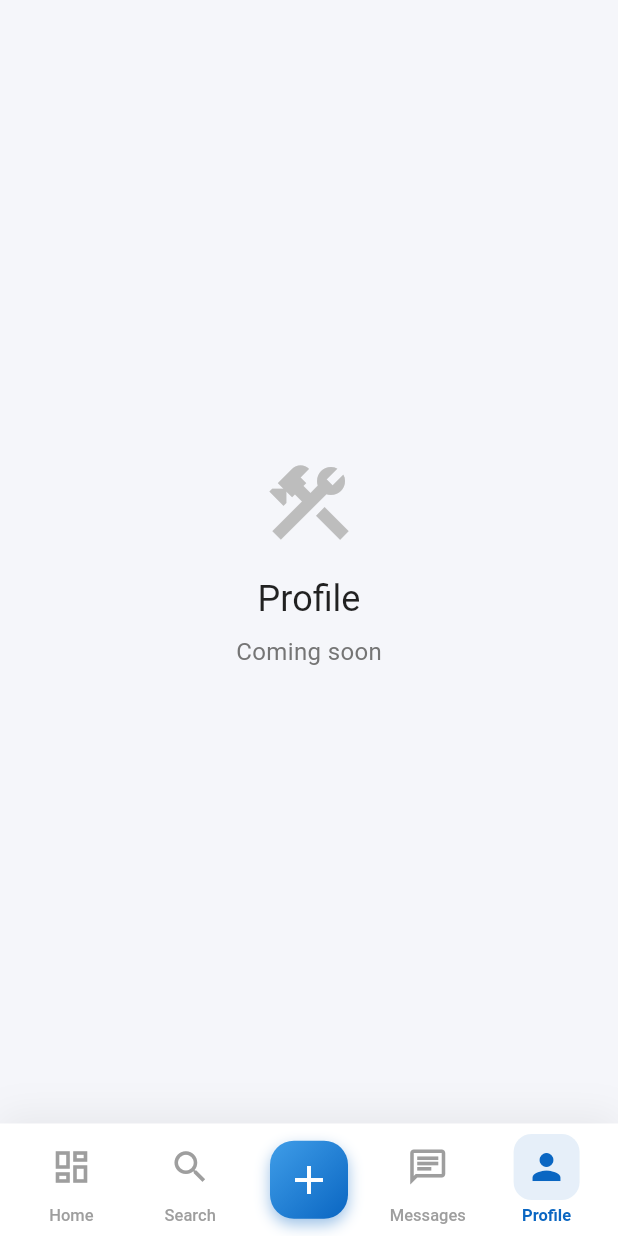
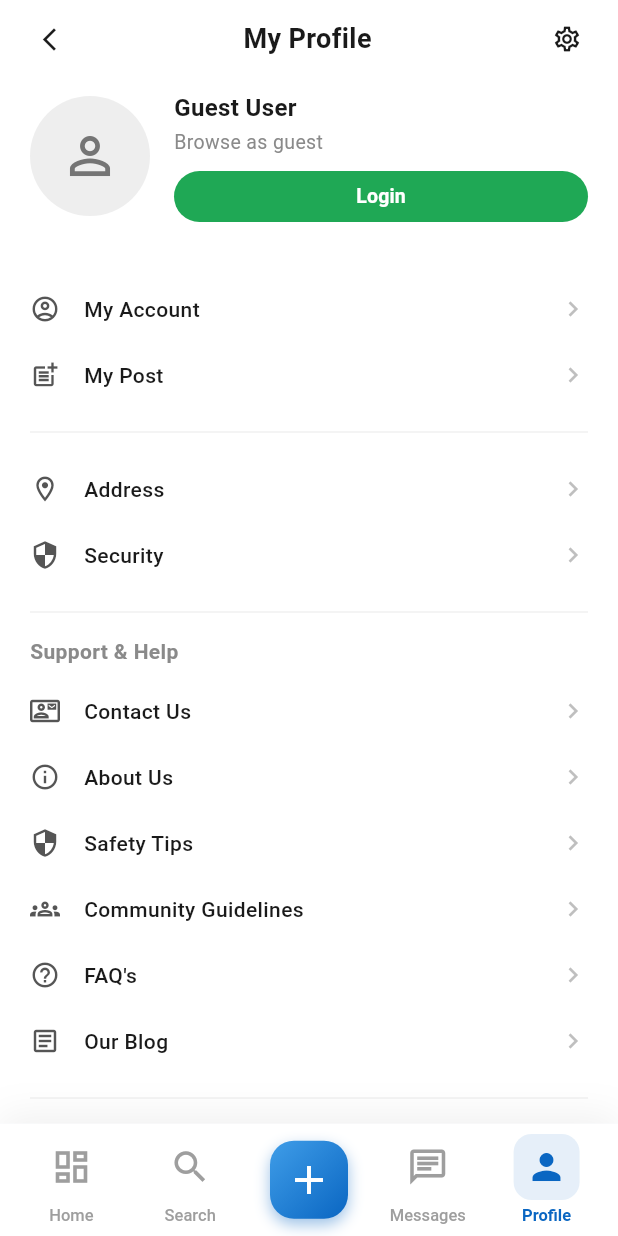
Before and after one commit to ongsho/bekalpo-app, a Flutter app: the screen it shows after launch, item 5 of the bottom bar chosen, on a phone screen of 412 x 824 dp. Run offline on Flutter 3.47's test engine with Material 3 defaults, Android fonts, the phone set to English and light mode, and no system bars; our stand-ins replace cached_network_image, connectivity_plus, dio, flutter_riverpod, shared_preferences; network calls fail.

Commit message:
Add profile screen and auth provider
- Implement AuthProvider with login/logout state management
- Create ProfileScreen with menu items for account, support, legal info
- Integrate ProfileScreen into bottom navigation
- Add logout dialog confirmation

Generated with [Devin](https://devin.ai)

Co-Authored-By: Devin <158243242+devin-ai-integration[bot]@users.noreply.github.com>

```diff
--- /dev/null
+++ b/lib/core/providers/auth_provider.dart
@@ -0,0 +1,49 @@
+import 'package:flutter_riverpod/flutter_riverpod.dart';
+
+class AuthState {
+  final bool isLoggedIn;
+  final String? userName;
+  final String? userEmail;
+
+  AuthState({
+    required this.isLoggedIn,
+    this.userName,
+    this.userEmail,
+  });
+
+  AuthState copyWith({
+    bool? isLoggedIn,
+    String? userName,
+    String? userEmail,
+  }) {
+    return AuthState(
+      isLoggedIn: isLoggedIn ?? this.isLoggedIn,
+      userName: userName ?? this.userName,
+      userEmail: userEmail ?? this.userEmail,
+    );
+  }
+}
+
+class AuthNotifier extends StateNotifier<AuthState> {
+  AuthNotifier() : super(AuthState(isLoggedIn: false));
+
+  void login({required String userName, required String userEmail}) {
+    state = state.copyWith(
+      isLoggedIn: true,
+      userName: userName,
+      userEmail: userEmail,
+    );
+  }
+
+  void logout() {
+    state = state.copyWith(
+      isLoggedIn: false,
+      userName: null,
+      userEmail: null,
+    );
+  }
+}
+
+final authProvider = StateNotifierProvider<AuthNotifier, AuthState>((ref) {
+  return AuthNotifier();
+});
--- a/lib/features/bottom_nav/presentation/screens/main_nav_screen.dart
+++ b/lib/features/bottom_nav/presentation/screens/main_nav_screen.dart
@@ -2,6 +2,7 @@ import 'package:bekalpo/features/bottom_nav/presentation/providers/nav_provider.
 import 'package:bekalpo/features/bottom_nav/presentation/widgets/bottom_nav_bar.dart';
 import 'package:bekalpo/features/home/presentation/screens/home_screen.dart';
 import 'package:bekalpo/features/search/presentation/screens/search_screen.dart';
+import 'package:bekalpo/features/profile/presentation/screens/profile_screen.dart';
 import 'package:flutter/material.dart';
 import 'package:flutter_riverpod/flutter_riverpod.dart';
 
@@ -18,7 +19,7 @@ class _MainNavScreenState extends ConsumerState<MainNavScreen> {
     const SearchScreen(),
     const _PlaceholderScreen(title: 'Post Ad'),
     const _PlaceholderScreen(title: 'Messages'),
-    const _PlaceholderScreen(title: 'Profile'),
+    const ProfileScreen(),
   ];
 
   @override
--- /dev/null
+++ b/lib/features/profile/presentation/screens/profile_screen.dart
@@ -0,0 +1,397 @@
+import 'package:flutter/material.dart';
+
+class AppColors {
+  static const bgOuter = Color(0xFFEAF2EC);
+  static const cardBg = Colors.white;
+  static const green = Color(0xFF1FA855);
+  static const red = Color(0xFFE74C3C);
+  static const textDark = Color(0xFF1A1A1A);
+  static const textGray = Color(0xFF8A8A8A);
+  static const iconGray = Color(0xFF555555);
+  static const dividerColor = Color(0xFFF0F0F0);
+  static const chevronGray = Color(0xFFBFBFBF);
+}
+
+class ProfileMenuItem {
+  final IconData icon;
+  final String label;
+  final bool destructive;
+  final VoidCallback? onTap;
+
+  const ProfileMenuItem({
+    required this.icon,
+    required this.label,
+    this.destructive = false,
+    this.onTap,
+  });
+}
+
+class ProfileScreen extends StatelessWidget {
+  const ProfileScreen({super.key});
+
+  @override
+  Widget build(BuildContext context) {
+    return const _LoggedInProfile();
+  }
+}
+
+class _LoggedInProfile extends StatelessWidget {
+  const _LoggedInProfile();
+
+  @override
+  Widget build(BuildContext context) {
+    return Scaffold(
+      backgroundColor: AppColors.cardBg,
+      body: SafeArea(
+        child: Column(
+          children: [
+            Padding(
+              padding: const EdgeInsets.symmetric(horizontal: 20, vertical: 12),
+              child: Column(
+                crossAxisAlignment: CrossAxisAlignment.start,
+                children: [
+                  _TopBar(),
+                  const SizedBox(height: 20),
+                  const _ProfileHeader(),
+                  const SizedBox(height: 24),
+                ],
+              ),
+            ),
+            Expanded(
+              child: SingleChildScrollView(
+                padding: const EdgeInsets.symmetric(horizontal: 20),
+                child: Column(
+                  crossAxisAlignment: CrossAxisAlignment.start,
+                  children: [
+                    _MenuSection(
+                      items: [
+                        ProfileMenuItem(
+                          icon: Icons.account_circle_outlined,
+                          label: "My Account",
+                          onTap: () {},
+                        ),
+                        ProfileMenuItem(
+                          icon: Icons.post_add,
+                          label: "My Post",
+                          onTap: () {},
+                        ),
+                      ],
+                    ),
+                    const Divider(color: AppColors.dividerColor, height: 32),
+                    _MenuSection(
+                      items: [
+                        ProfileMenuItem(
+                          icon: Icons.location_on_outlined,
+                          label: "Address",
+                          onTap: () {},
+                        ),
+                        ProfileMenuItem(
+                          icon: Icons.security_outlined,
+                          label: "Security",
+                          onTap: () {},
+                        ),
+                      ],
+                    ),
+                    const Divider(color: AppColors.dividerColor, height: 32),
+                    const _SectionTitle(title: "Support & Help"),
+                    const SizedBox(height: 8),
+                    _MenuSection(
+                      items: [
+                        ProfileMenuItem(
+                          icon: Icons.contact_mail_outlined,
+                          label: "Contact Us",
+                          onTap: () {},
+                        ),
+                        ProfileMenuItem(
+                          icon: Icons.info_outline,
+                          label: "About Us",
+                          onTap: () {},
+                        ),
+                        ProfileMenuItem(
+                          icon: Icons.security,
+                          label: "Safety Tips",
+                          onTap: () {},
+                        ),
+                        ProfileMenuItem(
+                          icon: Icons.groups_outlined,
+                          label: "Community Guidelines",
+                          onTap: () {},
+                        ),
+                        ProfileMenuItem(
+                          icon: Icons.help_outline,
+                          label: "FAQ's",
+                          onTap: () {},
+                        ),
+                        ProfileMenuItem(
+                          icon: Icons.article_outlined,
+                          label: "Our Blog",
+                          onTap: () {},
+                        ),
+                      ],
+                    ),
+                    const Divider(color: AppColors.dividerColor, height: 32),
+                    const _SectionTitle(title: "Legal Info"),
+                    const SizedBox(height: 8),
+                    _MenuSection(
+                      items: [
+                        ProfileMenuItem(
+                          icon: Icons.privacy_tip_outlined,
+                          label: "Privacy Policy",
+                          onTap: () {},
+                        ),
+                        ProfileMenuItem(
+                          icon: Icons.description_outlined,
+                          label: "Terms of Services",
+                          onTap: () {},
+                        ),
+                        ProfileMenuItem(
+                          icon: Icons.currency_exchange,
+                          label: "Refund Policy",
+                          onTap: () {},
+                        ),
+                        ProfileMenuItem(
+                          icon: Icons.cookie_outlined,
+                          label: "Cookie Policy",
+                          onTap: () {},
+                        ),
+                        ProfileMenuItem(
+                          icon: Icons.warning_amber_outlined,
+                          label: "Disclaimer",
+                          onTap: () {},
+                        ),
+                      ],
+                    ),
+                    const Divider(color: AppColors.dividerColor, height: 32),
+                    _MenuSection(
+                      items: [
+                        ProfileMenuItem(
+                          icon: Icons.logout,
+                          label: "Log Out",
+                          destructive: true,
+                          onTap: () => _showLogoutDialog(context),
+                        ),
+                      ],
+                    ),
+                    const SizedBox(height: 24),
+                    const Center(
+                      child: Text(
+                        "App version 003",
+                        style: TextStyle(
+                          color: AppColors.textGray,
+                          fontSize: 12,
+                        ),
+                      ),
+                    ),
+                    const SizedBox(height: 12),
+                  ],
+                ),
+              ),
+            ),
+          ],
+        ),
+      ),
+    );
+  }
+
+  void _showLogoutDialog(BuildContext context) {
+    showDialog(
+      context: context,
+      builder: (ctx) => AlertDialog(
+        title: const Text("Log Out"),
+        content: const Text("Are you sure you want to log out?"),
+        actions: [
+          TextButton(
+            onPressed: () => Navigator.pop(ctx),
+            child: const Text("Cancel"),
+          ),
+          TextButton(
+            onPressed: () => Navigator.pop(ctx),
+            child: const Text(
+              "Log Out",
+              style: TextStyle(color: AppColors.red),
+            ),
+          ),
+        ],
+      ),
+    );
+  }
+}
+
+class _TopBar extends StatelessWidget {
+  @override
+  Widget build(BuildContext context) {
+    return Row(
+      mainAxisAlignment: MainAxisAlignment.spaceBetween,
+      children: [
+        InkWell(
+          onTap: () => Navigator.maybePop(context),
+          borderRadius: BorderRadius.circular(20),
+          child: const Padding(
+            padding: EdgeInsets.all(4.0),
+            child: Icon(
+              Icons.arrow_back_ios_new,
+              size: 18,
+              color: AppColors.textDark,
+            ),
+          ),
+        ),
+        const Text(
+          "My Profile",
+          style: TextStyle(
+            fontSize: 18,
+            fontWeight: FontWeight.w700,
+            color: AppColors.textDark,
+          ),
+        ),
+        InkWell(
+          onTap: () {},
+          borderRadius: BorderRadius.circular(20),
+          child: const Padding(
+            padding: EdgeInsets.all(4.0),
+            child: Icon(
+              Icons.settings_outlined,
+              size: 20,
+              color: AppColors.textDark,
+            ),
+          ),
+        ),
+      ],
+    );
+  }
+}
+
+class _ProfileHeader extends StatelessWidget {
+  const _ProfileHeader();
+
+  @override
+  Widget build(BuildContext context) {
+    return Row(
+      crossAxisAlignment: CrossAxisAlignment.center,
+      children: [
+        CircleAvatar(
+          radius: 40,
+          backgroundColor: Colors.grey.shade200,
+          child: Icon(Icons.person_outline, size: 40, color: Colors.grey[600]),
+        ),
+        const SizedBox(width: 16),
+        Expanded(
+          child: Column(
+            crossAxisAlignment: CrossAxisAlignment.start,
+            mainAxisSize: MainAxisSize.min,
+            children: [
+              const Text(
+                "Guest User",
+                style: TextStyle(
+                  fontSize: 16,
+                  fontWeight: FontWeight.w700,
+                  color: AppColors.textDark,
+                ),
+              ),
+              const SizedBox(height: 2),
+              const Text(
+                "Browse as guest",
+                style: TextStyle(fontSize: 13, color: AppColors.textGray),
+              ),
+              const SizedBox(height: 10),
+              _LoginButton(onTap: () {}),
+            ],
+          ),
+        ),
+      ],
+    );
+  }
+}
+
+class _LoginButton extends StatelessWidget {
+  final VoidCallback onTap;
+  const _LoginButton({required this.onTap});
+
+  @override
+  Widget build(BuildContext context) {
+    return SizedBox(
+      height: 34,
+      child: ElevatedButton(
+        onPressed: onTap,
+        style: ElevatedButton.styleFrom(
+          backgroundColor: AppColors.green,
+          foregroundColor: Colors.white,
+          elevation: 0,
+          padding: const EdgeInsets.symmetric(horizontal: 20),
+          shape: RoundedRectangleBorder(
+            borderRadius: BorderRadius.circular(24),
+          ),
+        ),
+        child: const Text(
+          "Login",
+          style: TextStyle(fontSize: 13, fontWeight: FontWeight.w600),
+        ),
+      ),
+    );
+  }
+}
+
+class _SectionTitle extends StatelessWidget {
+  final String title;
+  const _SectionTitle({required this.title});
+
+  @override
+  Widget build(BuildContext context) {
+    return Text(
+      title,
+      style: const TextStyle(
+        fontSize: 14,
+        fontWeight: FontWeight.w600,
+        color: AppColors.textGray,
+      ),
+    );
+  }
+}
+
+class _MenuSection extends StatelessWidget {
+  final List<ProfileMenuItem> items;
+  const _MenuSection({required this.items});
+
+  @override
+  Widget build(BuildContext context) {
+    return Column(children: items.map((item) => _MenuRow(item: item)).toList());
+  }
+}
+
+class _MenuRow extends StatelessWidget {
+  final ProfileMenuItem item;
+  const _MenuRow({required this.item});
+
+  @override
+  Widget build(BuildContext context) {
+    final color = item.destructive ? AppColors.red : AppColors.textDark;
+    final iconColor = item.destructive ? AppColors.red : AppColors.iconGray;
+
+    return InkWell(
+      onTap: item.onTap,
+      child: Padding(
+        padding: const EdgeInsets.symmetric(vertical: 12),
+        child: Row(
+          children: [
+            Icon(item.icon, size: 20, color: iconColor),
+            const SizedBox(width: 16),
+            Expanded(
+              child: Text(
+                item.label,
+                style: TextStyle(
+                  fontSize: 14,
+                  color: color,
+                  fontWeight: FontWeight.w500,
+                ),
+              ),
+            ),
+            const Icon(
+              Icons.chevron_right,
+              size: 20,
+              color: AppColors.chevronGray,
+            ),
+          ],
+        ),
+      ),
+    );
+  }
+}
```
